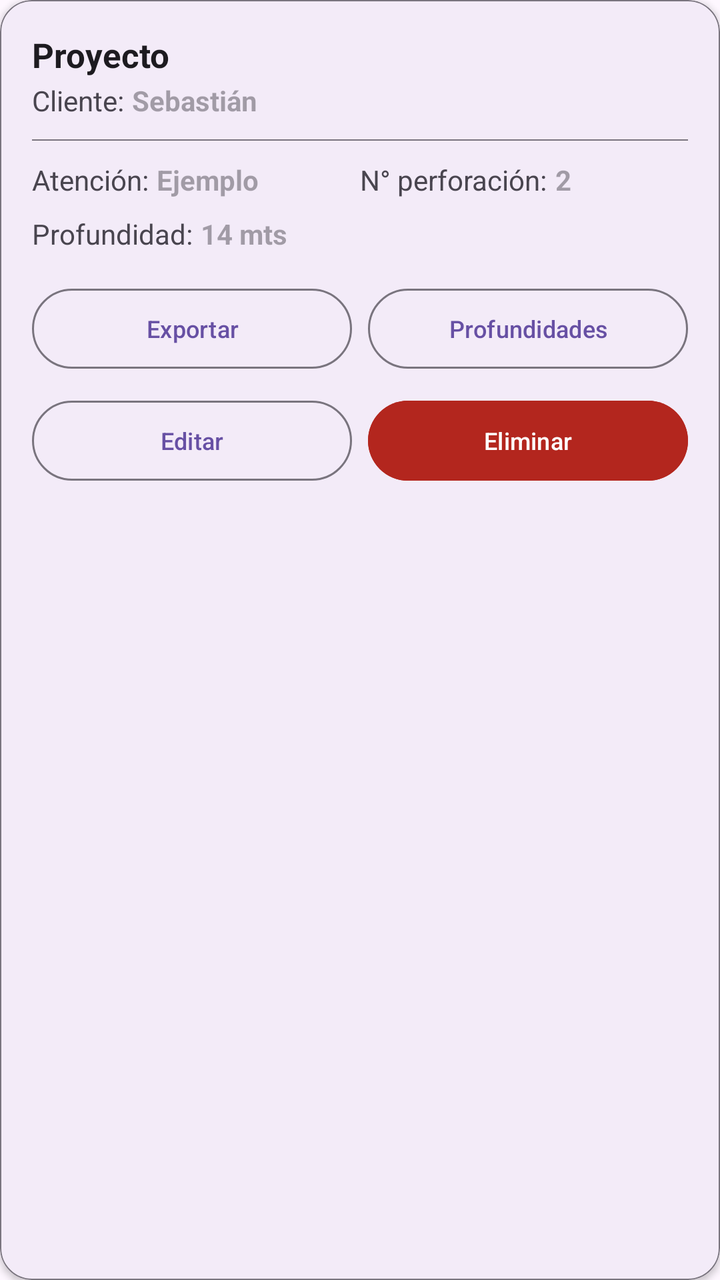
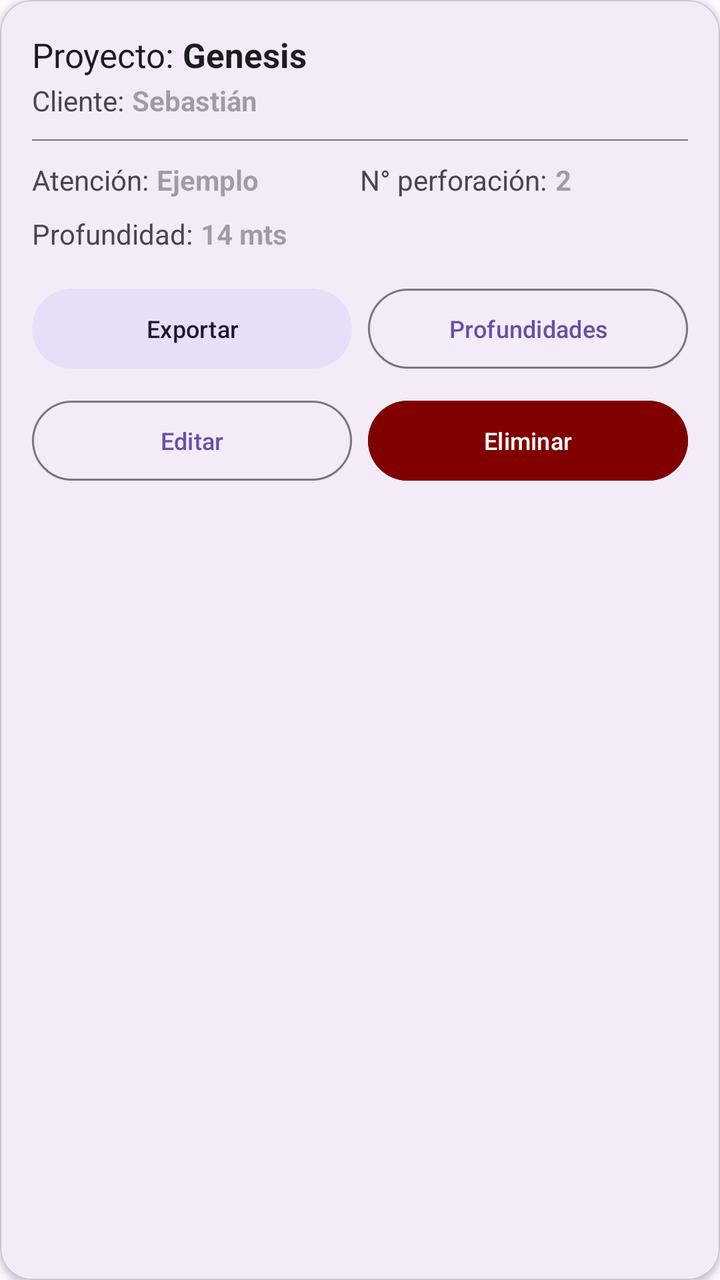

Compare the two renders of this Android layout. The source of the first and the diff that turns it into the second are given below.
<!-- AndroidManifest.xml: application theme Base.Theme.Proyecto_German -->
<!-- res/layout/item_perforacion.xml -->
<?xml version="1.0" encoding="utf-8"?>
<com.google.android.material.card.MaterialCardView xmlns:android="http://schemas.android.com/apk/res/android"
    xmlns:app="http://schemas.android.com/apk/res-auto"
    android:layout_width="match_parent"
    android:layout_height="wrap_content"
    android:layout_marginHorizontal="12dp"
    android:layout_marginVertical="6dp"
    app:cardCornerRadius="16dp"
    app:cardElevation="2dp"
    app:strokeWidth="0.5dp"
    app:strokeColor="@color/outline">

    <LinearLayout
        android:layout_width="match_parent"
        android:layout_height="wrap_content"
        android:orientation="vertical"
        android:padding="16dp">

        <TextView
            android:id="@+id/proyecto"
            android:layout_width="wrap_content"
            android:layout_height="wrap_content"
            android:text="Proyecto"
            android:textSize="17sp"
            android:textStyle="bold"
            android:textColor="?attr/colorOnSurface" />

        <LinearLayout
            android:layout_width="match_parent"
            android:layout_height="wrap_content"
            android:orientation="horizontal"
            android:layout_marginTop="2dp"
            android:layout_marginBottom="10dp">
            <TextView
                android:id="@+id/cliente"
                android:layout_width="wrap_content"
                android:layout_height="wrap_content"
                android:text="Cliente:"
                android:textSize="14sp"
                android:textColor="?attr/colorOnSurfaceVariant"
                android:layout_marginEnd="4dp"/>
            <TextView
                android:id="@+id/valor_cliente"
                android:layout_width="wrap_content"
                android:layout_height="wrap_content"
                android:hint="Sebastián"
                android:textSize="14sp"
                android:textStyle="bold"
                android:textColor="?attr/colorOnSurface" />
        </LinearLayout>

        <View
            android:layout_width="match_parent"
            android:layout_height="0.5dp"
            android:background="@color/outline"
            android:layout_marginBottom="10dp" />

        <LinearLayout
            android:layout_width="match_parent"
            android:layout_height="wrap_content"
            android:orientation="horizontal"
            android:layout_marginBottom="8dp">

            <LinearLayout
                android:layout_width="0dp"
                android:layout_height="wrap_content"
                android:layout_weight="1"
                android:orientation="horizontal">
                <TextView
                    android:id="@+id/atencion"
                    android:layout_width="wrap_content"
                    android:layout_height="wrap_content"
                    android:text="Atención:"
                    android:textSize="14sp"
                    android:textColor="?attr/colorOnSurfaceVariant"
                    android:layout_marginEnd="4dp"/>
                <TextView
                    android:id="@+id/valor_atencion"
                    android:layout_width="wrap_content"
                    android:layout_height="wrap_content"
                    android:hint="Ejemplo"
                    android:textSize="14sp"
                    android:textStyle="bold"
                    android:textColor="?attr/colorOnSurface"/>
            </LinearLayout>

            <LinearLayout
                android:layout_width="0dp"
                android:layout_height="wrap_content"
                android:layout_weight="1"
                android:orientation="horizontal">
                <TextView
                    android:id="@+id/numero_perforacion"
                    android:layout_width="wrap_content"
                    android:layout_height="wrap_content"
                    android:text="N° perforación:"
                    android:textSize="14sp"
                    android:textColor="?attr/colorOnSurfaceVariant"
                    android:layout_marginEnd="4dp"/>
                <TextView
                    android:id="@+id/valor_numero_perforacion"
                    android:layout_width="wrap_content"
                    android:layout_height="wrap_content"
                    android:hint="2"
                    android:textStyle="bold"
                    android:textSize="14sp"
                    android:textColor="?attr/colorOnSurface" />
            </LinearLayout>
        </LinearLayout>

        <LinearLayout
            android:layout_width="match_parent"
            android:layout_height="wrap_content"
            android:orientation="horizontal"
            android:layout_marginBottom="14dp">
            <TextView
                android:id="@+id/profundiad"
                android:layout_width="wrap_content"
                android:layout_height="wrap_content"
                android:text="Profundidad:"
                android:textSize="14sp"
                android:textColor="?attr/colorOnSurfaceVariant"
                android:layout_marginEnd="4dp"/>
            <TextView
                android:id="@+id/valor_profundiad"
                android:layout_width="wrap_content"
                android:layout_height="wrap_content"
                android:hint="14 mts"
                android:textSize="14sp"
                android:textStyle="bold"
                android:textColor="?attr/colorOnSurface" />
        </LinearLayout>

        <LinearLayout
            android:id="@+id/contendor_botones"
            android:layout_width="match_parent"
            android:layout_height="wrap_content"
            android:orientation="horizontal">

            <com.google.android.material.button.MaterialButton
                android:id="@+id/btnExportar"
                style="@style/Widget.Material3.Button.OutlinedButton"
                android:layout_width="0dp"
                android:layout_height="wrap_content"
                android:layout_weight="1"
                android:layout_marginEnd="4dp"
                android:text="Exportar"
                android:textSize="12sp"
                app:iconSize="16dp" />

            <com.google.android.material.button.MaterialButton
                android:id="@+id/btnVerProfundidades"
                style="@style/Widget.Material3.Button.OutlinedButton"
                android:layout_width="0dp"
                android:layout_height="wrap_content"
                android:layout_weight="1"
                android:layout_marginStart="4dp"
                android:text="Profundidades"
                android:textSize="12sp" />
        </LinearLayout>

        <LinearLayout
            android:layout_width="match_parent"
            android:layout_height="wrap_content"
            android:layout_marginTop="8dp"
            android:orientation="horizontal">

            <com.google.android.material.button.MaterialButton
                android:id="@+id/btnEditarProfundidad"
                style="@style/Widget.Material3.Button.OutlinedButton"
                android:layout_width="0dp"
                android:layout_height="wrap_content"
                android:layout_weight="1"
                android:layout_marginEnd="4dp"
                android:text="Editar"
                android:textSize="12sp" />

            <com.google.android.material.button.MaterialButton
                android:id="@+id/btnEliminarProfundidad"
                android:layout_width="0dp"
                android:layout_height="wrap_content"
                android:layout_weight="1"
                android:layout_marginStart="4dp"
                android:backgroundTint="@color/error"
                android:textColor="@color/white"
                android:text="Eliminar"
                android:textSize="12sp" />
        </LinearLayout>
    </LinearLayout>
</com.google.android.material.card.MaterialCardView>
<!-- resources referenced by this layout -->
<resources>
  <color name="error">#B3261E</color>
  <color name="outline">#79747E</color>
  <color name="white">#FFFFFFFF</color>
  <style name="Base.Theme.Proyecto_German" parent="Theme.Material3.DayNight.NoActionBar">
          
          
      </style>
</resources>

<!-- the commit's change to res/layout/item_perforacion.xml (unified diff, before → after) -->
@@ -8,22 +8,34 @@
     app:cardCornerRadius="16dp"
     app:cardElevation="2dp"
     app:strokeWidth="0.5dp"
-    app:strokeColor="@color/outline">
+    app:strokeColor="?attr/colorOutlineVariant">
 
     <LinearLayout
         android:layout_width="match_parent"
         android:layout_height="wrap_content"
         android:orientation="vertical"
         android:padding="16dp">
-
-        <TextView
-            android:id="@+id/proyecto"
-            android:layout_width="wrap_content"
-            android:layout_height="wrap_content"
-            android:text="Proyecto"
-            android:textSize="17sp"
-            android:textStyle="bold"
-            android:textColor="?attr/colorOnSurface" />
+        <LinearLayout
+            android:layout_width="match_parent"
+            android:layout_height="wrap_content"
+            android:orientation="horizontal">
+            <TextView
+                android:id="@+id/proyecto"
+                android:layout_width="wrap_content"
+                android:layout_height="wrap_content"
+                android:text="Proyecto: "
+                android:textSize="17sp"
+                android:textColor="?attr/colorOnSurface" />
+            <TextView
+                android:id="@+id/proyecto_value"
+                android:layout_width="wrap_content"
+                android:layout_height="wrap_content"
+                android:text="Genesis"
+                android:textSize="17sp"
+                android:textStyle="bold"
+                android:textColor="?attr/colorOnSurface" />
+        </LinearLayout>
+
 
         <LinearLayout
             android:layout_width="match_parent"
@@ -139,7 +151,7 @@
 
             <com.google.android.material.button.MaterialButton
                 android:id="@+id/btnExportar"
-                style="@style/Widget.Material3.Button.OutlinedButton"
+                style="@style/Widget.Material3.Button.TonalButton"
                 android:layout_width="0dp"
                 android:layout_height="wrap_content"
                 android:layout_weight="1"
@@ -181,7 +193,7 @@
                 android:layout_height="wrap_content"
                 android:layout_weight="1"
                 android:layout_marginStart="4dp"
-                android:backgroundTint="@color/error"
+                android:backgroundTint="@color/bordo"
                 android:textColor="@color/white"
                 android:text="Eliminar"
                 android:textSize="12sp" />
<!-- resource entries referenced after the edit -->
@@ -1,6 +1,6 @@
 <!-- resources referenced by this layout -->
 <resources>
-  <color name="error">#B3261E</color>
+  <color name="bordo">#800000</color>
   <color name="outline">#79747E</color>
   <color name="white">#FFFFFFFF</color>
   <style name="Base.Theme.Proyecto_German" parent="Theme.Material3.DayNight.NoActionBar">
